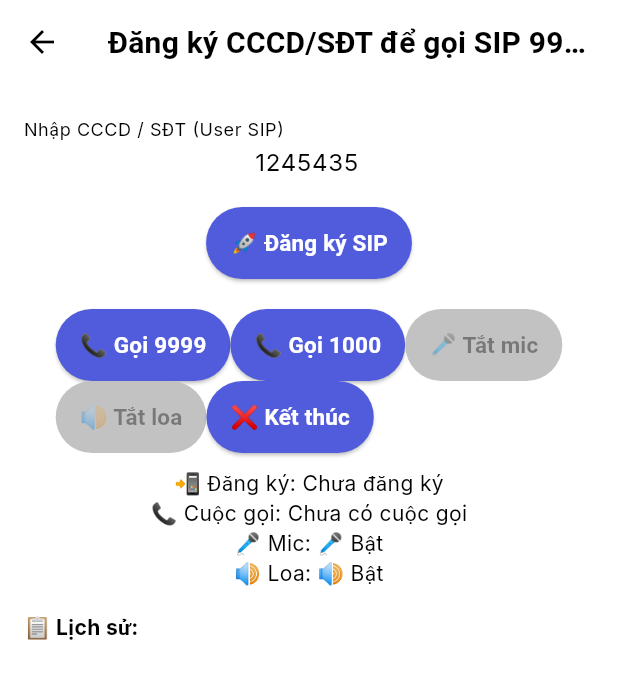
After one commit to Huy28122003/training_softdreams, a Flutter app: the CallPage screen opened by its route, on a phone screen of 412 x 824 dp. The commit adds this screen. Shown: the top 679 px of the screen. Run offline on Flutter 3.47's test engine with Material 3 defaults, Android fonts, the light colour scheme and no system bars; our stand-ins replace bloc, cloud_firestore, connectivity_plus, dartz, device_info_plus, dio and 20 more; missing offline and left inert: flutter_inappwebview, otp_pin_field, sip_ua; accounts and stored records are empty; generated files the repository leaves out were written again.

Commit message:
call web rtc

```diff
--- a/lib/app/app_pages.dart
+++ b/lib/app/app_pages.dart
@@ -1,10 +1,12 @@
 import 'package:flutter_bloc/flutter_bloc.dart';
 import 'package:get/get.dart';
 import 'package:provider/provider.dart';
+import 'package:training_softdreams/presentation/pages/agent_sip/agent_sip_page.dart';
 import 'package:training_softdreams/presentation/pages/animal/binding/animal_binding.dart';
 import 'package:training_softdreams/presentation/pages/animal/view/animal_view.dart';
 import 'package:training_softdreams/presentation/pages/auth/binding/auth_binding.dart';
 import 'package:training_softdreams/presentation/pages/auth/view/auth_view.dart';
+import 'package:training_softdreams/presentation/pages/call/call_page.dart';
 import 'package:training_softdreams/presentation/pages/chart/chart_page.dart';
 import 'package:training_softdreams/presentation/pages/chat_bot/chat_bot_page.dart';
 import 'package:training_softdreams/presentation/pages/speech_to_text/speech_to_text_page.dart';
@@ -75,5 +77,13 @@ class AppPages {
       name: AppRoutes.speechToText,
       page: () => SpeechToTextPage(),
     ),
+    GetPage(
+      name: AppRoutes.call,
+      page: () => CallPage(),
+    ),
+    GetPage(
+      name: AppRoutes.agentSip,
+      page: () => AgentSipPage(),
+    ),
   ];
 }
--- a/lib/app/app_routes.dart
+++ b/lib/app/app_routes.dart
@@ -10,4 +10,6 @@ abstract class AppRoutes {
   static const chatBot = '/chatBot';
   static const chart = '/chart';
   static const speechToText = '/speechToText';
+  static const call = '/call';
+  static const agentSip = '/agentSip';
 }
--- a/lib/presentation/pages/auth/view/auth_view.dart
+++ b/lib/presentation/pages/auth/view/auth_view.dart
@@ -1,6 +1,7 @@
 import 'package:flutter/cupertino.dart';
 import 'package:flutter/material.dart';
 import 'package:get/get.dart';
+import 'package:training_softdreams/app/app_routes.dart';
 import 'package:training_softdreams/configs/enums.dart';
 
 import '../controller/auth_controller.dart';
@@ -77,6 +78,8 @@ class AuthView extends GetView<AuthController> {
                   const SizedBox(height: 16),
                   ElevatedButton(
                     onPressed: () async {
+                      Get.toNamed(AppRoutes.home);
+                      return;
                       if (controller.isLoginMode.value) {
                         await controller.onLogIn();
                       } else {
--- /dev/null
+++ b/lib/presentation/pages/call/call_page.dart
@@ -0,0 +1,248 @@
+import 'package:flutter/material.dart';
+import 'package:sip_ua/sip_ua.dart';
+
+class CallPage extends StatefulWidget {
+  const CallPage({super.key});
+
+  @override
+  State<CallPage> createState() => _CallPageState();
+}
+
+class _CallPageState extends State<CallPage> implements SipUaHelperListener {
+  final SIPUAHelper _helper = SIPUAHelper();
+  final TextEditingController _usernameController =
+      TextEditingController(text: "1245435");
+
+  String _registerStatus = 'Chưa đăng ký';
+  String _callStatus = 'Chưa có cuộc gọi';
+  bool _isMicMuted = false;
+  bool _isSpeakerMuted = false;
+  Call? _currentCall;
+  final List<String> _logs = [];
+
+  @override
+  void initState() {
+    super.initState();
+    _helper.addSipUaHelperListener(this);
+  }
+
+  void _addLog(String message) {
+    setState(() {
+      _logs.insert(0, '[${DateTime.now().toIso8601String()}] $message');
+    });
+  }
+
+  void _startUA() {
+    _helper.stop();
+    UaSettings settings = UaSettings();
+    settings.webSocketUrl = 'wss://call.softdreams.vn:8089/ws';
+    settings.uri = 'sip:user1@call.softdreams.vn';
+    settings.authorizationUser = "user1";
+    settings.password = 'Gr0up#User1!!';
+    settings.displayName = 'User 1';
+    settings.userAgent = 'Flutter SIP Client';
+    settings.register = true;
+    settings.transportType = TransportType.WS;
+    settings.iceServers = [
+      {
+        'url': 'turns:call.softdreams.vn:5349',
+        'username': 'webrtcuser',
+        'credential': 'webrtcpp',
+      }
+    ];
+
+    try {
+      _helper.start(settings);
+      _addLog('Đã gửi yêu cầu khởi động SIP');
+    } catch (e) {
+      _addLog('Lỗi SIP: $e');
+    }
+  }
+
+  void _makeCall(String extension) async {
+    final sipUri = 'sip:$extension@call.softdreams.vn';
+    await _helper.call(sipUri, voiceOnly: true);
+    _addLog('Thực hiện gọi $sipUri');
+  }
+
+  void _hangUp() {
+    _helper.terminateSessions({});
+    _addLog('Đã gửi yêu cầu kết thúc cuộc gọi');
+  }
+
+  void _toggleMic() {
+    if (_currentCall == null) {
+      _addLog('❌ Không có cuộc gọi nào để điều khiển mic');
+      return;
+    }
+
+    setState(() {
+      _isMicMuted = !_isMicMuted;
+    });
+
+    if (_isMicMuted) {
+      _currentCall!.mute(true, false);
+      _addLog('🔇 Đã tắt mic');
+    } else {
+      _currentCall!.unmute(true, false);
+      _addLog('🎤 Đã bật mic');
+    }
+  }
+
+  void _toggleSpeaker() {
+    if (_currentCall == null) {
+      _addLog('❌ Không có cuộc gọi nào để điều khiển loa ngoài');
+      return;
+    }
+
+    setState(() {
+      _isSpeakerMuted = !_isSpeakerMuted;
+    });
+
+    if (_isSpeakerMuted) {
+      _currentCall!.mute(false, true);
+      _addLog('🔇 Đã tắt loa ngoài');
+    } else {
+      _currentCall!.unmute(false, true);
+      _addLog('🔊 Đã bật loa ngoài');
+    }
+  }
+
+  @override
+  Widget build(BuildContext context) {
+    return Scaffold(
+      appBar: AppBar(title: const Text('Đăng ký CCCD/SĐT để gọi SIP 9999')),
+      body: Padding(
+        padding: const EdgeInsets.all(16.0),
+        child: Column(
+          children: [
+            TextField(
+              controller: _usernameController,
+              decoration: const InputDecoration(
+                labelText: 'Nhập CCCD / SĐT (User SIP)',
+              ),
+              keyboardType: TextInputType.phone,
+              textAlign: TextAlign.center,
+            ),
+            const SizedBox(height: 10),
+            ElevatedButton(
+              onPressed: () {
+                if (_usernameController.text.isNotEmpty) {
+                  _startUA();
+                }
+              },
+              child: const Text('🚀 Đăng ký SIP'),
+            ),
+            const SizedBox(height: 20),
+            Wrap(
+              // mainAxisAlignment: MainAxisAlignment.spaceAround,
+              children: [
+                ElevatedButton(
+                  onPressed: () => _makeCall('9999'),
+                  child: const Text('📞 Gọi 9999'),
+                ),
+                ElevatedButton(
+                  onPressed: () => _makeCall('1000'),
+                  child: const Text('📞 Gọi 1000'),
+                ),
+                ElevatedButton(
+                  onPressed: _currentCall != null ? _toggleMic : null,
+                  style: ElevatedButton.styleFrom(
+                    backgroundColor: _currentCall != null
+                        ? (_isMicMuted ? Colors.red : Colors.green)
+                        : Colors.grey,
+                    foregroundColor: Colors.white,
+                  ),
+                  child: Text(_isMicMuted ? '🔇 Bật mic' : '🎤 Tắt mic'),
+                ),
+                ElevatedButton(
+                  onPressed: _currentCall != null ? _toggleSpeaker : null,
+                  style: ElevatedButton.styleFrom(
+                    backgroundColor: _currentCall != null
+                        ? (_isSpeakerMuted ? Colors.red : Colors.blue)
+                        : Colors.grey,
+                    foregroundColor: Colors.white,
+                  ),
+                  child: Text(_isSpeakerMuted ? '🔇 Bật loa' : '🔊 Tắt loa'),
+                ),
+                ElevatedButton(
+                  onPressed: _hangUp,
+                  child: const Text('❌ Kết thúc'),
+                ),
+              ],
+            ),
+            const SizedBox(height: 10),
+            Text('📲 Đăng ký: $_registerStatus'),
+            Text('📞 Cuộc gọi: $_callStatus'),
+            Text('🎤 Mic: ${_isMicMuted ? "🔇 Tắt" : "🎤 Bật"}'),
+            Text('🔊 Loa: ${_isSpeakerMuted ? "🔇 Tắt" : "🔊 Bật"}'),
+            const Divider(),
+            const Align(
+              alignment: Alignment.centerLeft,
+              child: Text('📋 Lịch sử:',
+                  style: TextStyle(fontWeight: FontWeight.bold)),
+            ),
+            Expanded(
+              child: ListView.builder(
+                reverse: true,
+                itemCount: _logs.length,
+                itemBuilder: (context, index) {
+                  return Text(
+                    _logs[index],
+                    style: const TextStyle(fontSize: 12, color: Colors.black87),
+                  );
+                },
+              ),
+            ),
+          ],
+        ),
+      ),
+    );
+  }
+
+  @override
+  void callStateChanged(Call call, CallState state) {
+    setState(() {
+      _callStatus = state.state.toString();
+      // Lưu trữ cuộc gọi hiện tại khi bắt đầu cuộc gọi
+      if (state.state.toString().contains('CONNECTING') ||
+          state.state.toString().contains('PROGRESS') ||
+          state.state.toString().contains('ACCEPTED') ||
+          state.state.toString().contains('CONFIRMED')) {
+        _currentCall = call;
+      }
+      // Xóa cuộc gọi khi kết thúc
+      if (state.state.toString().contains('ENDED') ||
+          state.state.toString().contains('FAILED')) {
+        _currentCall = null;
+        _isMicMuted = false;
+      }
+    });
+    _addLog('Trạng thái cuộc gọi: ${state.state}');
+    debugPrint('📞 Call State: ${state.state}');
+  }
+
+  @override
+  void registrationStateChanged(RegistrationState state) {
+    setState(() {
+      _registerStatus = state.state.toString();
+    });
+    _addLog('Trạng thái đăng ký SIP: ${state.state}');
+    debugPrint('📲 Registration: ${state.state}');
+  }
+
+  @override
+  void transportStateChanged(TransportState state) {
+    _addLog('Kết nối: ${state.state}');
+    debugPrint('🌐 Transport: ${state.state}');
+  }
+
+  @override
+  void onNewMessage(SIPMessageRequest msg) {}
+
+  @override
+  void onNewNotify(Notify ntf) {}
+
+  @override
+  void onNewReinvite(ReInvite event) {}
+}
```
Also changed, not shown: lib/presentation/pages/agent_sip/agent_sip_page.dart (added, +184 -0 lines), lib/presentation/pages/home/home_screen.dart (+12 -0 lines), pubspec.yaml (+7 -2 lines), 1 other file.
